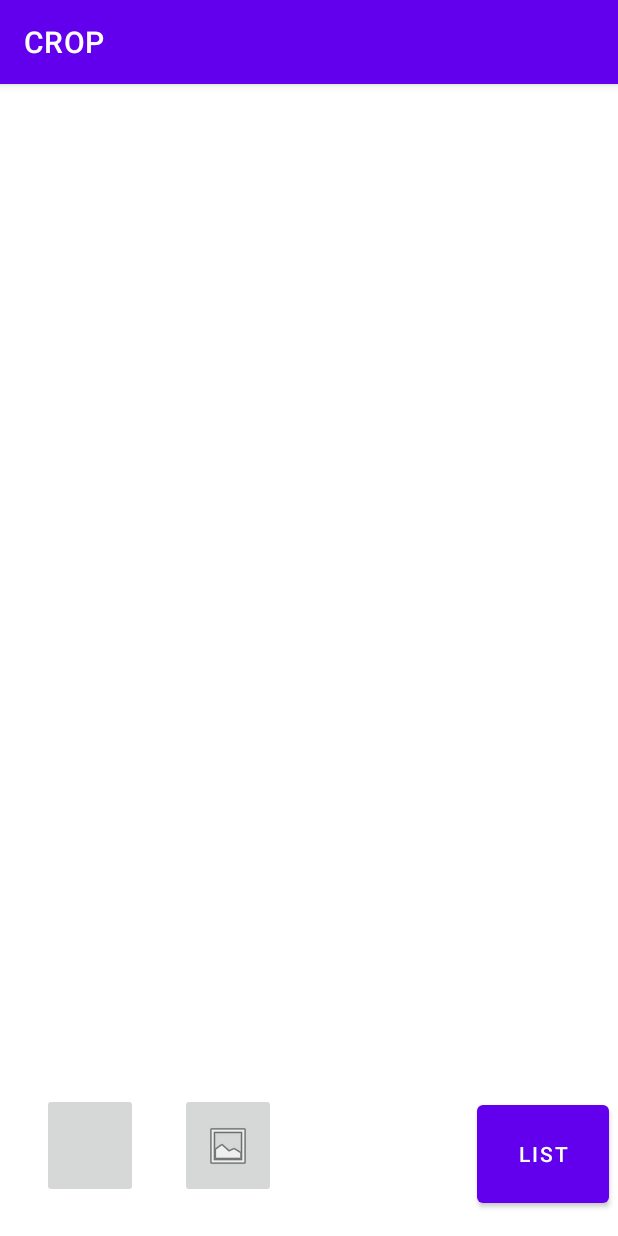
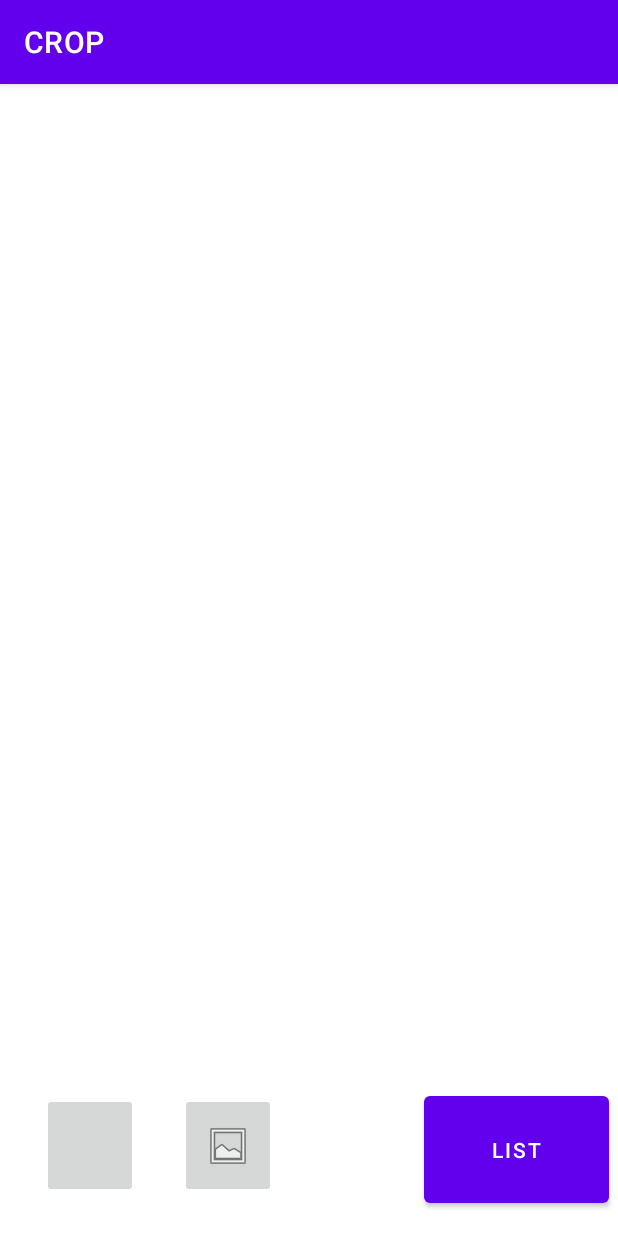
Before and after one commit to NatchaponBoontharaksa/CROP_IMG, an Android app: the screen it shows after launch (MainActivity), on a phone screen of 412 x 824 dp. Run offline under Robolectric (Android 15) with nearby library versions, the phone set to English and light mode, and no system bars; libraries missing offline, so code that uses them is left out: com.theartofdev.edmodo.

```diff
--- a/CROP_TEST/app/src/main/java/com/example/crop/MainActivity.java
+++ b/CROP_TEST/app/src/main/java/com/example/crop/MainActivity.java
@@ -1,6 +1,9 @@
 package com.example.crop;
 
+import androidx.annotation.NonNull;
+import androidx.appcompat.app.ActionBar;
 import androidx.appcompat.app.AppCompatActivity;
+import androidx.appcompat.widget.Toolbar;
 import androidx.core.content.ContextCompat;
 
 import android.Manifest;
@@ -11,6 +14,7 @@ import android.content.pm.PackageManager;
 import android.net.Uri;
 import android.os.Bundle;
 import android.provider.MediaStore;
+import android.view.MenuItem;
 import android.view.View;
 import android.widget.Button;
 import android.widget.ImageButton;
@@ -34,6 +38,12 @@ public class MainActivity extends AppCompatActivity {
     @Override
     protected void onCreate(Bundle savedInstanceState) {
         super.onCreate(savedInstanceState);
+        setContentView(R.layout.activity_main);
+
+        Button mList_btn = findViewById(R.id.list_btn);
+        ImageButton mCamera_btn = findViewById(R.id.camera_btn);
+        ImageButton mGallery_btn = findViewById(R.id.gallery_btn);
+        Img = findViewById(R.id.imageView);
 
         cameraPermission = new String[]{Manifest.permission.CAMERA, Manifest.permission.WRITE_EXTERNAL_STORAGE};
         storagePermission = new String[]{Manifest.permission.WRITE_EXTERNAL_STORAGE};
@@ -43,16 +53,12 @@ public class MainActivity extends AppCompatActivity {
         }else {
 
         }
-        setContentView(R.layout.activity_main);
-        Button mList_btn = findViewById(R.id.list_btn);
-        ImageButton mCamera_btn = findViewById(R.id.camera_btn);
-        ImageButton mGallery_btn = findViewById(R.id.gallery_btn);
-        Img = findViewById(R.id.imageView);
 
         mList_btn.setOnClickListener(new View.OnClickListener() {
             @Override
             public void onClick(View v) {
-
+                Intent intent = new Intent(MainActivity.this, ListActivity.class);
+                startActivity(intent);
             }
         });
 
@@ -75,6 +81,8 @@ public class MainActivity extends AppCompatActivity {
         });
 
     }
+
+
 
     private void openCamera() throws IOException {
         ContentValues values = new ContentValues();
--- a/CROP_TEST/app/src/main/res/layout/activity_main.xml
+++ b/CROP_TEST/app/src/main/res/layout/activity_main.xml
@@ -5,8 +5,13 @@
     android:layout_width="match_parent"
     android:layout_height="match_parent"
     android:orientation="vertical"
-    android:weightSum="100"
     tools:context=".MainActivity">
+
+    <LinearLayout
+        android:layout_width="match_parent"
+        android:layout_height="match_parent"
+        android:orientation="vertical"
+        android:weightSum="100">
 
         <RelativeLayout
             android:layout_width="match_parent"
@@ -31,11 +36,12 @@
 
             <Button
                 android:id="@+id/list_btn"
-            android:layout_width="wrap_content"
-            android:layout_height="77dp"
+                android:layout_width="123dp"
+                android:layout_height="79dp"
                 android:layout_alignParentTop="true"
                 android:layout_alignParentEnd="true"
-            android:layout_marginTop="21dp"
+                android:layout_alignParentBottom="true"
+                android:layout_marginTop="15dp"
                 android:layout_marginEnd="6dp"
                 android:layout_marginBottom="16dp"
                 android:text="@string/list_str"
@@ -68,3 +74,6 @@
         </RelativeLayout>
 
     </LinearLayout>
+
+
+</LinearLayout>
```
Also changed, not shown: CROP_TEST/app/src/main/AndroidManifest.xml (+10 -5 lines), CROP_TEST/app/src/main/java/com/example/crop/ListActivity.java (added, +31 -0 lines), CROP_TEST/app/src/main/res/layout/activity_list.xml (added, +9 -0 lines), CROP_TEST/app/src/main/res/values/themes.xml (+9 -0 lines). Lines whose indentation alone changed are shown as unchanged.
